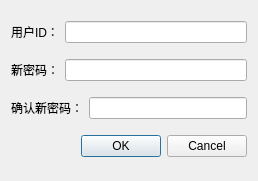
This is setting_resetpwd.ui in ChengruiGu/CMF_Marketmaker as Qt 5 draws it before an edit. The edited form follows.
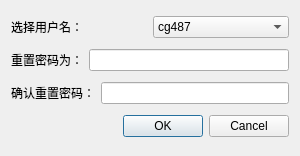
This is the edited form.

```diff
--- a/setting_resetpwd.ui
+++ b/setting_resetpwd.ui
@@ -6,8 +6,8 @@
    <rect>
     <x>0</x>
     <y>0</y>
-    <width>258</width>
-    <height>181</height>
+    <width>300</width>
+    <height>156</height>
    </rect>
   </property>
   <property name="windowTitle">
@@ -19,12 +19,33 @@
      <item>
       <widget class="QLabel" name="label">
        <property name="text">
-        <string>用户ID：</string>
+        <string>选择用户名：</string>
        </property>
       </widget>
      </item>
      <item>
-      <widget class="QLineEdit" name="lineEdit"/>
+      <widget class="QComboBox" name="comboBox">
+       <item>
+        <property name="text">
+         <string>cg487</string>
+        </property>
+       </item>
+       <item>
+        <property name="text">
+         <string>dl355</string>
+        </property>
+       </item>
+       <item>
+        <property name="text">
+         <string>ch761</string>
+        </property>
+       </item>
+       <item>
+        <property name="text">
+         <string>jq190</string>
+        </property>
+       </item>
+      </widget>
      </item>
     </layout>
    </item>
@@ -33,7 +54,7 @@
      <item>
       <widget class="QLabel" name="label_2">
        <property name="text">
-        <string>新密码：</string>
+        <string>重置密码为：</string>
        </property>
       </widget>
      </item>
@@ -47,7 +68,7 @@
      <item>
       <widget class="QLabel" name="label_3">
        <property name="text">
-        <string>确认新密码：</string>
+        <string>确认重置密码：</string>
        </property>
       </widget>
      </item>
```
